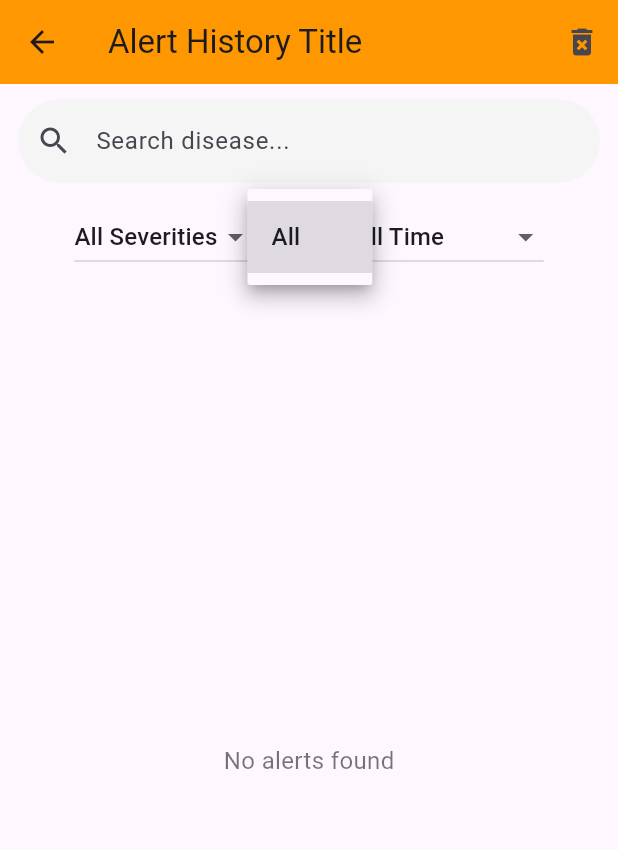
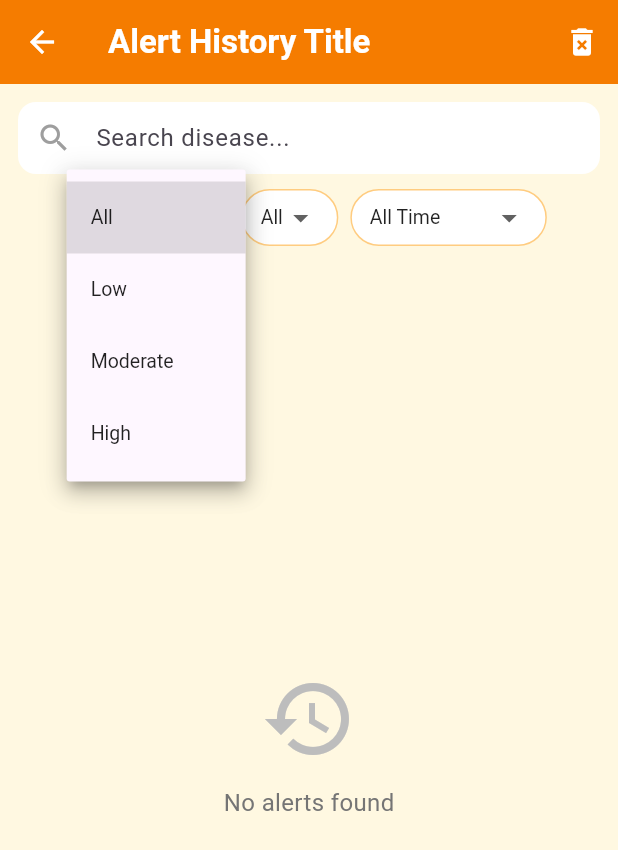
Before and after one commit to Prajwal1905/wheatguard-ai, a Flutter app: the AlertHistoryPage screen opened directly, after a tap on "All", on a phone screen of 412 x 824 dp. Shown: the top 850 px of the screen. Run offline on Flutter 3.47's test engine with Material 3 defaults, Android fonts, the phone set to English and light mode, and no system bars; our stand-ins replace connectivity_plus, device_info_plus, easy_localization, firebase_core, firebase_messaging, flutter_local_notifications and 14 more; missing offline and left inert: tflite_flutter; accounts and stored records are empty.

Commit message:
redesign alert history page with filter chips and grouped view

```diff
--- a/frontend_mobile/wheat_disease_clean/lib/pages/alert_history_page.dart
+++ b/frontend_mobile/wheat_disease_clean/lib/pages/alert_history_page.dart
@@ -15,11 +15,12 @@ class AlertHistoryPage extends StatefulWidget {
 
 class _AlertHistoryPageState extends State<AlertHistoryPage> {
   List<Map> alerts = [];
-
   String searchQuery = '';
   String selectedSeverity = 'All';
   String selectedDisease = 'All';
   String selectedTime = "All Time";
+
+  static const _orange = Color(0xFFE65100);
 
   @override
   void initState() {
@@ -30,18 +31,14 @@ class _AlertHistoryPageState extends State<AlertHistoryPage> {
   void _loadHistory() {
     final box = Hive.box("alert_history");
     final list = box.values.cast<Map>().toList();
-
-
     list.sort((a, b) =>
         (b['timestamp'] ?? "").compareTo(a['timestamp'] ?? ""));
-
     setState(() => alerts = list);
   }
 
   bool _matchesTime(DateTime dt) {
     final now = DateTime.now();
     final diffDays = now.difference(dt).inDays;
-
     switch (selectedTime) {
       case "Last 24 Hours":
         return now.difference(dt).inHours <= 24;
@@ -57,62 +54,53 @@ class _AlertHistoryPageState extends State<AlertHistoryPage> {
   String _groupLabel(DateTime dt) {
     final now = DateTime.now();
     final diff = now.difference(dt).inDays;
-
     if (diff == 0) return "Today";
     if (diff == 1) return "Yesterday";
-
     return DateFormat('MMM d, yyyy').format(dt);
   }
 
   Color _severityColor(String s) {
     s = s.toLowerCase();
-    if (s.contains("high")) return Colors.redAccent;
-    if (s.contains("moderate") || s.contains("medium")) {
-      return Colors.orangeAccent;
+    if (s.contains("high")) return Colors.red.shade700;
+    if (s.contains("moderate") || s.contains("medium"))
+      return Colors.orange.shade700;
+    return Colors.green.shade700;
   }
-    return Colors.green;
+
+  IconData _severityIcon(String s) {
+    s = s.toLowerCase();
+    if (s.contains("high")) return Icons.warning_rounded;
+    if (s.contains("moderate")) return Icons.warning_amber_rounded;
+    return Icons.info_outline;
   }
 
   @override
   Widget build(BuildContext context) {
     final lang = context.locale.languageCode;
 
-
     final filtered = alerts.where((a) {
       final raw = a['disease']?.toString() ?? "";
       final disease = DiseaseNames.get(raw, lang).toLowerCase();
-
       final severity = a['severity']?.toString().toLowerCase() ?? "";
-
-      final dt =
-          DateTime.tryParse(a['timestamp'] ?? "") ?? DateTime.now();
-
+      final dt = DateTime.tryParse(a['timestamp'] ?? "") ?? DateTime.now();
       final matchSearch =
           searchQuery.isEmpty || disease.contains(searchQuery.toLowerCase());
-
       final matchSeverity = selectedSeverity == "All"
           ? true
           : severity.contains(selectedSeverity.toLowerCase());
-
-      final matchDisease =
-          selectedDisease == "All"
+      final matchDisease = selectedDisease == "All"
           ? true
           : raw.toLowerCase() == selectedDisease.toLowerCase();
-
       return matchSearch && matchSeverity && matchDisease && _matchesTime(dt);
     }).toList();
 
-
     Map<String, List<Map>> grouped = {};
     for (var a in filtered) {
-      final dt =
-          DateTime.tryParse(a["timestamp"] ?? "") ?? DateTime.now();
+      final dt = DateTime.tryParse(a["timestamp"] ?? "") ?? DateTime.now();
       final label = _groupLabel(dt);
-
       grouped.putIfAbsent(label, () => []);
       grouped[label]!.add(a);
     }
-
 
     final diseaseList = {
       "All",
@@ -120,151 +108,195 @@ class _AlertHistoryPageState extends State<AlertHistoryPage> {
     }.toList();
 
     return Scaffold(
+      backgroundColor: const Color(0xFFFFF8E1),
       appBar: AppBar(
-        title: Text(tr("alert_history_title")),
-        backgroundColor: Colors.orange,
+        backgroundColor: Colors.orange.shade700,
+        title: Text(
+          tr("alert_history_title"),
+          style: const TextStyle(
+            color: Colors.white,
+            fontWeight: FontWeight.bold,
+          ),
+        ),
+        iconTheme: const IconThemeData(color: Colors.white),
         actions: [
           IconButton(
-              icon: const Icon(Icons.delete_forever),
+            icon: const Icon(Icons.delete_forever, color: Colors.white),
             onPressed: () async {
               final box = Hive.box("alert_history");
               await box.clear();
               setState(() => alerts = []);
-              })
+            },
+          ),
         ],
       ),
-
       body: Column(
         children: [
-
+          // Search bar
           Padding(
-            padding: const EdgeInsets.fromLTRB(12, 10, 12, 4),
+            padding: const EdgeInsets.fromLTRB(12, 12, 12, 4),
             child: TextField(
               decoration: InputDecoration(
                 hintText: tr("search_disease"),
-                prefixIcon: const Icon(Icons.search),
+                prefixIcon: const Icon(Icons.search, color: Colors.grey),
                 filled: true,
-                fillColor: Colors.grey[100],
+                fillColor: Colors.white,
                 border: OutlineInputBorder(
-                    borderRadius: BorderRadius.circular(30),
-                    borderSide: BorderSide.none),
+                  borderRadius: BorderRadius.circular(12),
+                  borderSide: BorderSide.none,
+                ),
+                contentPadding: const EdgeInsets.symmetric(vertical: 0),
               ),
               onChanged: (v) => setState(() => searchQuery = v),
             ),
           ),
 
-
-          Padding(
-            padding: const EdgeInsets.all(8),
-            child: Wrap(
-              spacing: 12,
+          // Filters
+          SingleChildScrollView(
+            scrollDirection: Axis.horizontal,
+            padding: const EdgeInsets.symmetric(horizontal: 12, vertical: 6),
+            child: Row(
               children: [
-                DropdownButton<String>(
-                  value: selectedSeverity,
-                  items: const [
-                    DropdownMenuItem(value: "All", child: Text("All Severities")),
-                    DropdownMenuItem(value: "Low", child: Text("Low")),
-                    DropdownMenuItem(value: "Moderate", child: Text("Moderate")),
-                    DropdownMenuItem(value: "High", child: Text("High")),
-                  ],
-                  onChanged: (v) => setState(() => selectedSeverity = v!),
-                ),
-
-                DropdownButton<String>(
-                  value: selectedDisease,
-                  items: diseaseList
-                      .map((d) => DropdownMenuItem<String>(
-                          value: d, child: Text(DiseaseNames.get(d, lang))))
-                      .toList(),
-                  onChanged: (v) => setState(() => selectedDisease = v!),
-                ),
-
-                DropdownButton<String>(
-                  value: selectedTime,
-                  items: const [
-                    DropdownMenuItem(value: "All Time", child: Text("All Time")),
-                    DropdownMenuItem(value: "Last 24 Hours", child: Text("Last 24 Hours")),
-                    DropdownMenuItem(value: "Last 7 Days", child: Text("Last 7 Days")),
-                    DropdownMenuItem(value: "Last 30 Days", child: Text("Last 30 Days")),
-                  ],
-                  onChanged: (v) => setState(() => selectedTime = v!),
-                ),
+                _filterChip("Severity", selectedSeverity, ["All", "Low", "Moderate", "High"],
+                    (v) => setState(() => selectedSeverity = v)),
+                const SizedBox(width: 8),
+                _filterChip("Disease", selectedDisease, diseaseList,
+                    (v) => setState(() => selectedDisease = v)),
+                const SizedBox(width: 8),
+                _filterChip("Time", selectedTime,
+                    ["All Time", "Last 24 Hours", "Last 7 Days", "Last 30 Days"],
+                    (v) => setState(() => selectedTime = v)),
               ],
             ),
           ),
 
+          // List
           Expanded(
             child: filtered.isEmpty
                 ? Center(
-                    child: Text(
+                    child: Column(
+                      mainAxisAlignment: MainAxisAlignment.center,
+                      children: [
+                        Icon(Icons.history_outlined,
+                            size: 64, color: Colors.grey.shade400),
+                        const SizedBox(height: 12),
+                        Text(
                           tr("no_alerts_found"),
-                      style: const TextStyle(fontSize: 16, color: Colors.black54),
+                          style: TextStyle(
+                            fontSize: 16,
+                            color: Colors.grey.shade600,
+                          ),
+                        ),
+                      ],
                     ),
                   )
                 : ListView(
+                    padding: const EdgeInsets.all(12),
                     children: grouped.entries.map((entry) {
                       return Column(
                         crossAxisAlignment: CrossAxisAlignment.start,
                         children: [
-                          // DATE LABEL
+                          // Date label
                           Padding(
-                            padding: const EdgeInsets.fromLTRB(16, 10, 16, 4),
+                            padding: const EdgeInsets.only(
+                                top: 8, bottom: 6, left: 4),
                             child: Text(
                               entry.key,
                               style: const TextStyle(
-                                  fontSize: 18, fontWeight: FontWeight.bold),
+                                fontSize: 14,
+                                fontWeight: FontWeight.bold,
+                                color: Color(0xFF1B5E20),
                               ),
                             ),
-
+                          ),
 
                           ...entry.value.map((a) {
                             final raw = a['disease'] ?? "Unknown";
                             final disease = DiseaseNames.get(raw, lang);
-
                             final sev = a['severity'] ?? "N/A";
                             final color = _severityColor(sev);
-
                             final lat = (a['lat'] ?? 0).toDouble();
                             final lon = (a['lon'] ?? 0).toDouble();
-
                             final dt =
                                 DateTime.tryParse(a['timestamp'] ?? "") ??
                                     DateTime.now();
 
-                            return AnimatedContainer(
-                              duration: const Duration(milliseconds: 250),
-                              child: Card(
-                                margin: const EdgeInsets.symmetric(
-                                    horizontal: 12, vertical: 4),
-                                shape: RoundedRectangleBorder(
-                                    borderRadius: BorderRadius.circular(12)),
-                                elevation: 3,
-                                child: ListTile(
-                                  onTap: () {
-                                    Navigator.push(
+                            return Container(
+                              margin: const EdgeInsets.only(bottom: 8),
+                              decoration: BoxDecoration(
+                                color: Colors.white,
+                                borderRadius: BorderRadius.circular(12),
+                                border: Border.all(
+                                    color: color.withOpacity(0.3)),
+                                boxShadow: [
+                                  BoxShadow(
+                                    color: Colors.black.withOpacity(0.04),
+                                    blurRadius: 4,
+                                  ),
+                                ],
+                              ),
+                              child: InkWell(
+                                borderRadius: BorderRadius.circular(12),
+                                onTap: () => Navigator.push(
                                   context,
                                   MaterialPageRoute(
                                     builder: (_) => MapPage(
                                       alertLat: lat,
                                       alertLon: lon,
                                       alertRadiusKm: 5,
-                                                )));
-                                  },
-                                  leading: Icon(Icons.warning_amber_rounded,
-                                      color: color, size: 32),
-                                  title: Text(
+                                    ),
+                                  ),
+                                ),
+                                child: Padding(
+                                  padding: const EdgeInsets.all(12),
+                                  child: Row(
+                                    children: [
+                                      Container(
+                                        width: 40,
+                                        height: 40,
+                                        decoration: BoxDecoration(
+                                          color: color.withOpacity(0.1),
+                                          borderRadius:
+                                              BorderRadius.circular(8),
+                                        ),
+                                        child: Icon(
+                                          _severityIcon(sev),
+                                          color: color,
+                                          size: 20,
+                                        ),
+                                      ),
+                                      const SizedBox(width: 12),
+                                      Expanded(
+                                        child: Column(
+                                          crossAxisAlignment:
+                                              CrossAxisAlignment.start,
+                                          children: [
+                                            Text(
                                               disease,
                                               style: const TextStyle(
-                                        fontWeight: FontWeight.bold, fontSize: 15),
+                                                fontWeight: FontWeight.bold,
+                                                fontSize: 14,
                                               ),
-                                  subtitle: Text(
-                                      "$sev • ${a['cases']} cases • ${DateFormat('hh:mm a').format(dt)}"),
-                                  trailing: const Icon(Icons.chevron_right,
+                                            ),
+                                            const SizedBox(height: 2),
+                                            Text(
+                                              "$sev • ${a['cases']} cases • ${DateFormat('hh:mm a').format(dt)}",
+                                              style: TextStyle(
+                                                fontSize: 12,
+                                                color: Colors.grey.shade600,
+                                              ),
+                                            ),
+                                          ],
+                                        ),
+                                      ),
+                                      const Icon(Icons.chevron_right,
                                           color: Colors.grey),
+                                    ],
+                                  ),
                                 ),
                               ),
                             );
-                          })
+                          }),
                         ],
                       );
                     }).toList(),
@@ -274,4 +306,30 @@ class _AlertHistoryPageState extends State<AlertHistoryPage> {
       ),
     );
   }
+
+  Widget _filterChip(
+    String label,
+    String current,
+    List<String> options,
+    Function(String) onChanged,
+  ) {
+    return Container(
+      padding: const EdgeInsets.symmetric(horizontal: 12, vertical: 6),
+      decoration: BoxDecoration(
+        color: Colors.white,
+        borderRadius: BorderRadius.circular(20),
+        border: Border.all(color: Colors.orange.shade200),
+      ),
+      child: DropdownButton<String>(
+        value: current,
+        isDense: true,
+        underline: const SizedBox(),
+        style: const TextStyle(fontSize: 13, color: Colors.black87),
+        items: options
+            .map((o) => DropdownMenuItem(value: o, child: Text(o)))
+            .toList(),
+        onChanged: (v) => onChanged(v!),
+      ),
+    );
   }
+}
```
Lines whose indentation alone changed are shown as unchanged.
